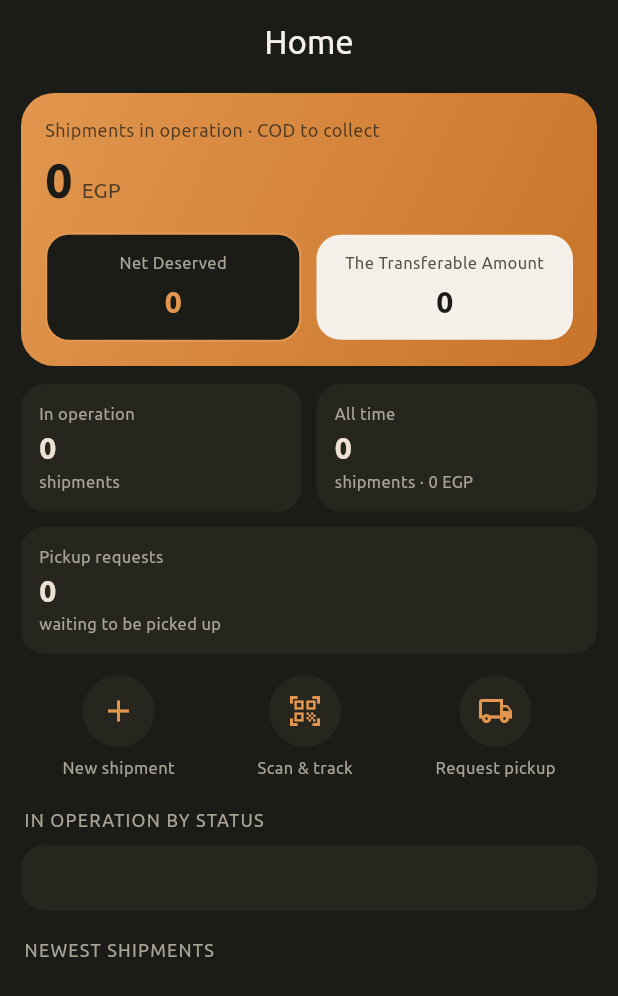
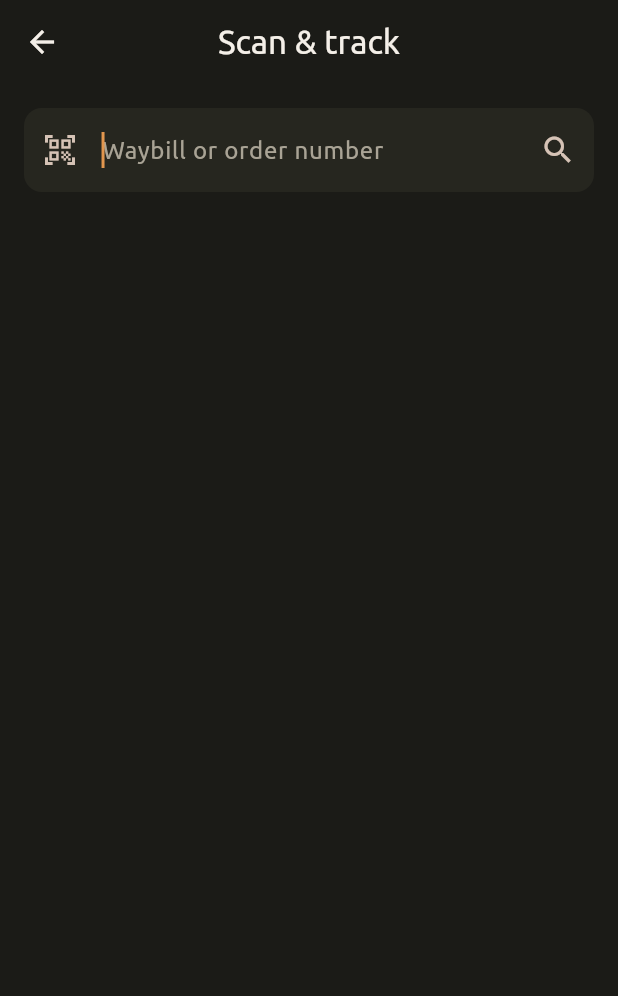
Before and after one commit to Deliveric/Shipper-App, a Flutter app: the HomeScreen screen opened directly with empty values, after a tap on "Scan & track", on a phone screen of 412 x 824 dp. Shown: the top 996 px of the screen. Run offline on Flutter 3.47's test engine with Material 3 defaults, Android fonts, the phone set to English and light mode, and no system bars; our stand-ins replace shared_preferences; missing offline and left inert: dart:html; accounts and stored records are empty.

Commit message:
Show build number on login and profile; Scan & track screen
Co-Authored-By: Claude Sonnet 5.5 <noreply@anthropic.com>
Claude-Session: https://claude.ai/code/session_01P5RQ5F6J8BBVxsB2wnNKQk

```diff
--- /dev/null
+++ b/lib/core/build_info.dart
@@ -0,0 +1,3 @@
+/// Set by CI with --dart-define=BUILD=<run number>.
+const String kBuild = String.fromEnvironment('BUILD', defaultValue: 'dev');
+const String kBuildLabel = 'Shipper Deliveric build $kBuild';
--- a/lib/screens/home_screen.dart
+++ b/lib/screens/home_screen.dart
@@ -1,4 +1,5 @@
 import 'package:flutter/material.dart';
+import 'track_screen.dart';
 import '../core/api.dart';
 import '../core/data.dart';
 import '../core/session.dart';
@@ -69,7 +70,7 @@ class HomeScreen extends StatelessWidget {
               const SizedBox(height: 14),
               Row(mainAxisAlignment: MainAxisAlignment.spaceAround, children: [
                 _act(Icons.add, tr(context, 'new_shipment'), () => onTab(0)),
-                _act(Icons.qr_code_scanner, tr(context, 'scan_track'), () => onTab(0)),
+                _act(Icons.qr_code_scanner, tr(context, 'scan_track'), () => Navigator.of(context).push(MaterialPageRoute(builder: (_) => const TrackScreen()))),
                 _act(Icons.local_shipping_outlined, tr(context, 'request_pickup'), () {
                   ScaffoldMessenger.of(context).showSnackBar(const SnackBar(content: Text('Coming soon')));
                 }),
--- a/lib/screens/login_screen.dart
+++ b/lib/screens/login_screen.dart
@@ -1,4 +1,5 @@
 import 'package:flutter/material.dart';
+import '../core/build_info.dart';
 import '../core/api.dart';
 import '../core/session.dart';
 import '../core/strings.dart';
@@ -96,6 +97,8 @@ class _LoginScreenState extends State<LoginScreen> {
                         )
                       : Text(tr(context, 'login')),
                 ),
+                const SizedBox(height: 18),
+                const Text(kBuildLabel, style: TextStyle(color: Brand.muted, fontSize: 12)),
               ],
             ),
           ),
--- a/lib/screens/settings_screen.dart
+++ b/lib/screens/settings_screen.dart
@@ -1,4 +1,5 @@
 import 'package:flutter/material.dart';
+import '../core/build_info.dart';
 import '../core/session.dart';
 import '../core/strings.dart';
 import '../core/theme.dart';
@@ -22,6 +23,7 @@ class SettingsScreen extends StatelessWidget {
               child: Text(Session.I.userName!,
                   style: const TextStyle(fontSize: 18, fontWeight: FontWeight.w700)),
             ),
+          const Center(child: Padding(padding: EdgeInsets.only(top: 4), child: Text(kBuildLabel, style: TextStyle(color: Brand.muted, fontSize: 12)))),
           const SizedBox(height: 14),
           Card(
             child: ListTile(
--- /dev/null
+++ b/lib/screens/track_screen.dart
@@ -0,0 +1,75 @@
+import 'package:flutter/material.dart';
+import '../core/api.dart';
+import '../core/theme.dart';
+import 'shipment_details_screen.dart';
+
+/// Scan & track: type or paste a waybill / order number, open its details.
+class TrackScreen extends StatefulWidget {
+  const TrackScreen({super.key});
+  @override
+  State<TrackScreen> createState() => _TrackScreenState();
+}
+
+class _TrackScreenState extends State<TrackScreen> {
+  final _c = TextEditingController();
+  bool _busy = false;
+  String? _msg;
+  List<Map<String, dynamic>> _found = [];
+
+  Future<void> _go() async {
+    final q = _c.text.trim();
+    if (q.isEmpty) return;
+    setState(() {
+      _busy = true;
+      _msg = null;
+      _found = [];
+    });
+    try {
+      final r = await Api.get('my_shipments.php', {'general_status': 'delivere', 'start': '0', 'limit': '50', 'lang': 'en', 'searchKey': q});
+      final list = Api.listOf(r);
+      setState(() {
+        _found = list;
+        if (list.isEmpty) _msg = 'No shipment found for "$q"';
+      });
+      if (list.length == 1 && mounted) {
+        Navigator.of(context).push(MaterialPageRoute(builder: (_) => ShipmentDetailsScreen(shipment: list.first)));
+      }
+    } catch (e) {
+      setState(() => _msg = '$e');
+    } finally {
+      if (mounted) setState(() => _busy = false);
+    }
+  }
+
+  @override
+  Widget build(BuildContext context) {
+    return Scaffold(
+      appBar: AppBar(title: const Text('Scan & track')),
+      body: ListView(padding: const EdgeInsets.all(16), children: [
+        TextField(
+          controller: _c,
+          autofocus: true,
+          textInputAction: TextInputAction.search,
+          onSubmitted: (_) => _go(),
+          decoration: InputDecoration(
+            hintText: 'Waybill or order number',
+            prefixIcon: const Icon(Icons.qr_code_scanner),
+            suffixIcon: IconButton(icon: const Icon(Icons.search), onPressed: _go),
+          ),
+        ),
+        const SizedBox(height: 14),
+        if (_busy) const Center(child: CircularProgressIndicator(color: Brand.orange)),
+        if (_msg != null) Text(_msg!, style: const TextStyle(color: Brand.muted)),
+        for (final s in _found)
+          Card(
+            child: ListTile(
+              title: Text(Api.code(s), style: const TextStyle(fontWeight: FontWeight.w700)),
+              subtitle: Text('${Api.name(s)} · ${Api.status(s)}'),
+              trailing: Text('${Api.cod(s)} EGP', style: const TextStyle(color: Brand.orange)),
+              onTap: () => Navigator.of(context).push(MaterialPageRoute(builder: (_) => ShipmentDetailsScreen(shipment: s))),
+            ),
+          ),
+      ]),
+    );
+  }
+}
```
Also changed, not shown: 1 other file.
